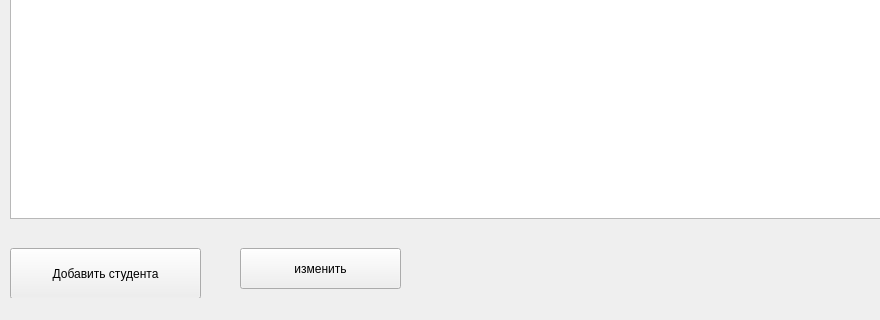
Old version of the form mainwindow.ui in the repository PollyBreak/University_LR_7; both pictures show x 0 to 880 and y 212 to 532 of the 1353 by 532 pixel window.
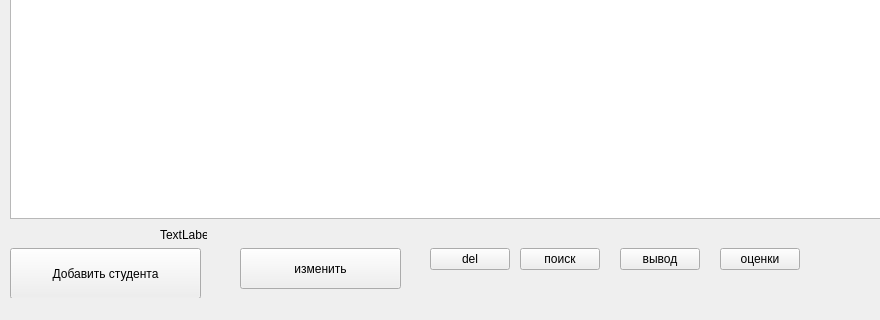
New version of the form.

```diff
--- a/mainwindow.ui
+++ b/mainwindow.ui
@@ -68,6 +68,71 @@
      <string>изменить</string>
     </property>
    </widget>
+   <widget class="QPushButton" name="pushButton_3">
+    <property name="geometry">
+     <rect>
+      <x>430</x>
+      <y>460</y>
+      <width>80</width>
+      <height>22</height>
+     </rect>
+    </property>
+    <property name="text">
+     <string>del</string>
+    </property>
+   </widget>
+   <widget class="QPushButton" name="pushButton_4">
+    <property name="geometry">
+     <rect>
+      <x>620</x>
+      <y>460</y>
+      <width>80</width>
+      <height>22</height>
+     </rect>
+    </property>
+    <property name="text">
+     <string>вывод</string>
+    </property>
+   </widget>
+   <widget class="QPushButton" name="pushButton_5">
+    <property name="geometry">
+     <rect>
+      <x>520</x>
+      <y>460</y>
+      <width>80</width>
+      <height>22</height>
+     </rect>
+    </property>
+    <property name="text">
+     <string>поиск</string>
+    </property>
+   </widget>
+   <widget class="QPushButton" name="pushButton_6">
+    <property name="geometry">
+     <rect>
+      <x>720</x>
+      <y>460</y>
+      <width>80</width>
+      <height>22</height>
+     </rect>
+    </property>
+    <property name="text">
+     <string>оценки</string>
+    </property>
+   </widget>
+   <widget class="QLabel" name="label">
+    <property name="geometry">
+     <rect>
+      <x>160</x>
+      <y>440</y>
+      <width>47</width>
+      <height>14</height>
+     </rect>
+    </property>
+    <property name="text">
+     <string>TextLabel</string>
+    </property>
+   </widget>
   </widget>
   <widget class="QMenuBar" name="menubar">
    <property name="geometry">
```
